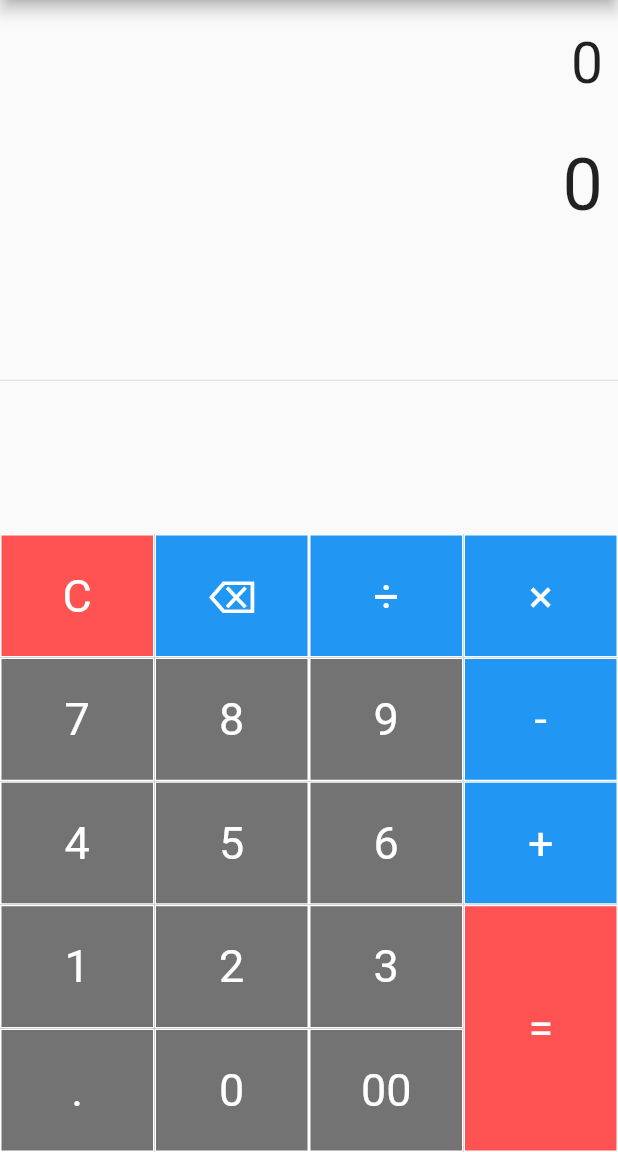
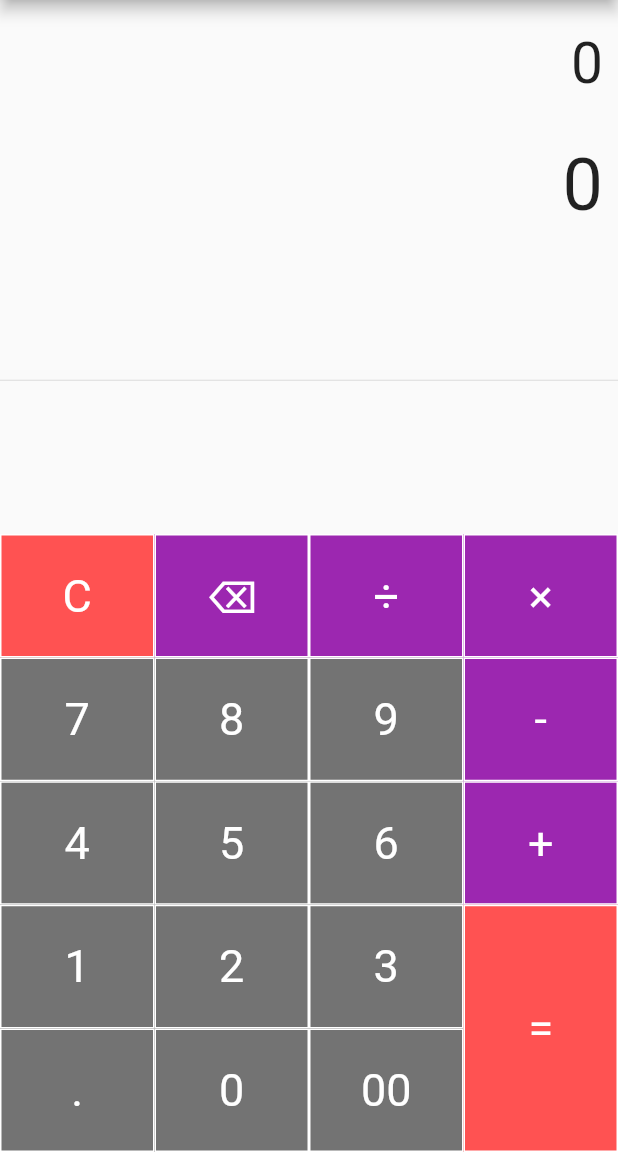
Before and after one commit to pr0mila/simplecalculator, a Flutter app: the screen it shows after launch, on a phone screen of 412 x 824 dp, the part 84-1236 px from its top. Run offline on Flutter 3.47's test engine with Material 2 defaults, Android fonts, the phone set to English and light mode, and no system bars; our stand-ins replace math_expressions.

Commit message:
Final commit

```diff
--- a/lib/main.dart
+++ b/lib/main.dart
@@ -145,8 +145,8 @@ class _SimpleCalculatorState extends State<SimpleCalculator> {
                     TableRow(
                         children: [
                           buildButton("C", 1, Colors.redAccent),
-                          buildButton("⌫", 1, Colors.blue),
-                          buildButton("÷", 1, Colors.blue),
+                          buildButton("⌫", 1, Colors.purple),
+                          buildButton("÷", 1, Colors.purple),
                         ]
                     ),
 
@@ -192,19 +192,19 @@ class _SimpleCalculatorState extends State<SimpleCalculator> {
                   children: [
                     TableRow(
                         children: [
-                          buildButton("×", 1, Colors.blue),
+                          buildButton("×", 1, Colors.purple),
                         ]
                     ),
 
                     TableRow(
                         children: [
-                          buildButton("-", 1, Colors.blue),
+                          buildButton("-", 1, Colors.purple),
                         ]
                     ),
 
                     TableRow(
                         children: [
-                          buildButton("+", 1, Colors.blue),
+                          buildButton("+", 1, Colors.purple),
                         ]
                     ),
 
```
